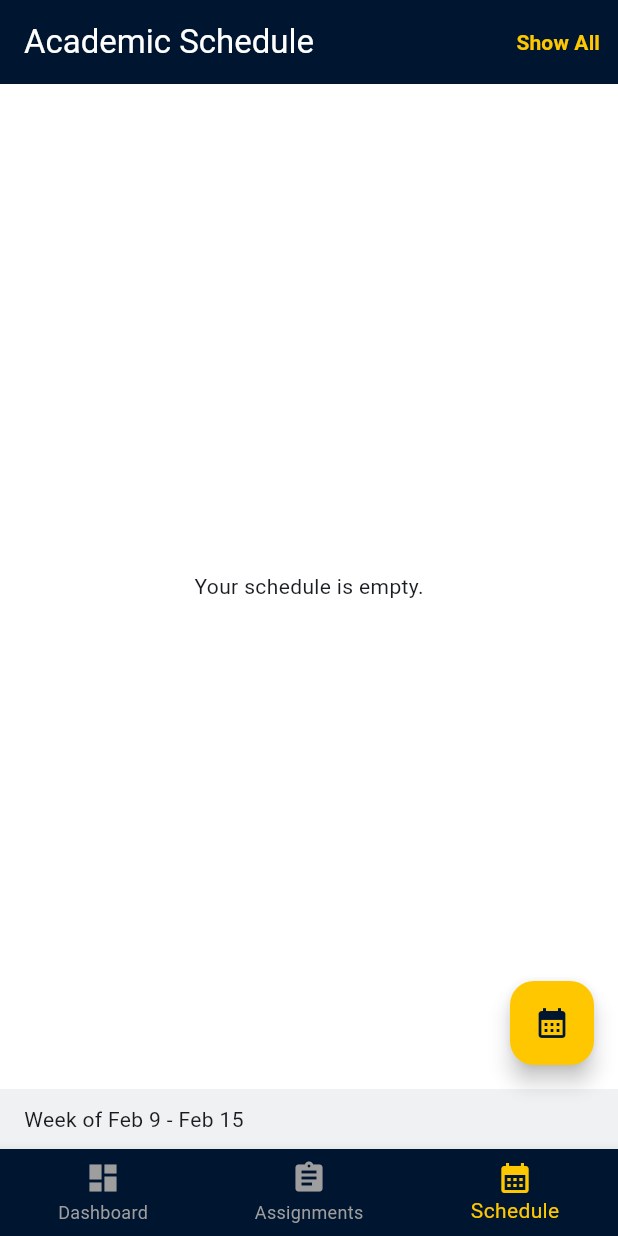
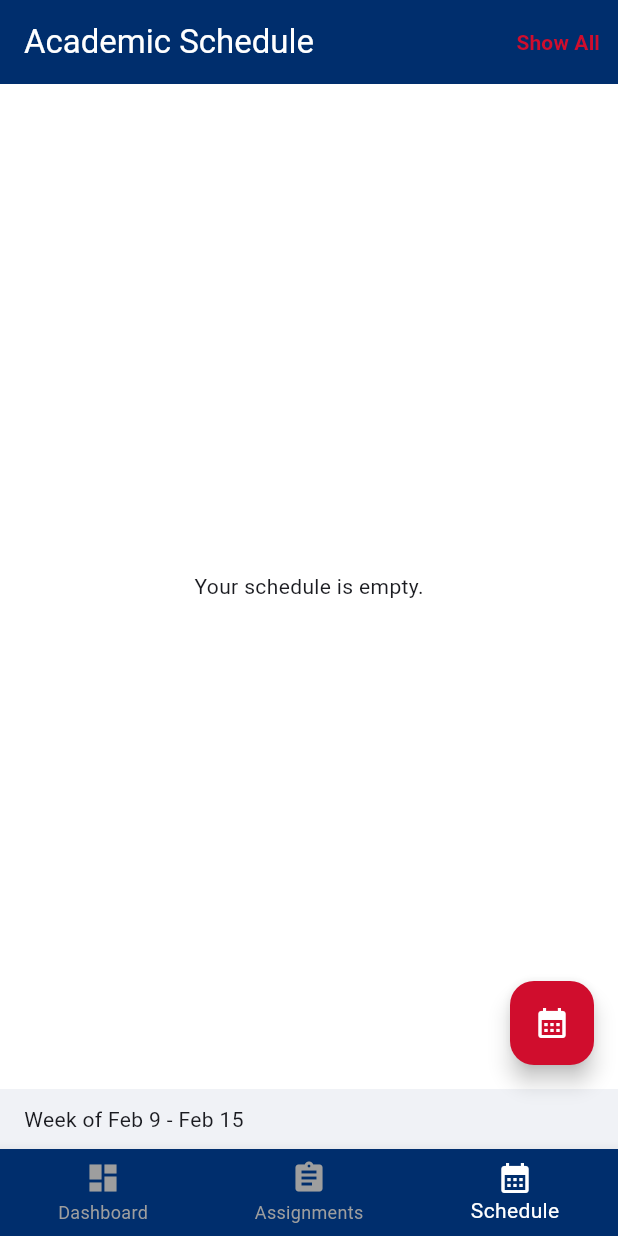
Before and after one commit to MohamDah/alu_student_platform, a Flutter app: the screen it shows after launch, item 3 of the bottom bar chosen, on a phone screen of 412 x 824 dp. Run offline on Flutter 3.47's test engine with Material 3 defaults, Android fonts, the phone set to English and light mode, and no system bars; our stand-ins replace shared_preferences.

Commit message:
fix: update color scheme to use red instead of yellow across multiple screens

```diff
--- a/lib/main.dart
+++ b/lib/main.dart
@@ -25,14 +25,14 @@ class StudentApp extends StatelessWidget {
         colorScheme: ColorScheme.fromSeed(
           seedColor: ALUColors.navyBlue,
           primary: ALUColors.navyBlue,
-          secondary: ALUColors.yellow,
+          secondary: ALUColors.red,
         ),
         appBarTheme: const AppBarTheme(
           backgroundColor: ALUColors.navyBlue,
           foregroundColor: ALUColors.white,
         ),
         floatingActionButtonTheme: const FloatingActionButtonThemeData(
-          backgroundColor: ALUColors.yellow,
+          backgroundColor: ALUColors.red,
           foregroundColor: ALUColors.navyBlue,
         ),
       ),
@@ -132,7 +132,7 @@ class _MainNavigationScreenState extends State<MainNavigationScreen> {
           ),
         ],
         currentIndex: _selectedIndex,
-        selectedItemColor: ALUColors.yellow,
+        selectedItemColor: ALUColors.white,
         unselectedItemColor: Colors.grey,
         onTap: _onItemTapped,
       ),
--- a/lib/screens/assignments_screen.dart
+++ b/lib/screens/assignments_screen.dart
@@ -132,14 +132,14 @@ class _AssignmentsScreenState extends State<AssignmentsScreen>
                   height: 50,
                   width: double.infinity,
                   decoration: BoxDecoration(
-                    color: ALUColors.yellow,
+                    color: ALUColors.red,
                     borderRadius: BorderRadius.circular(12),
                   ),
                   alignment: Alignment.center,
                   child: const Text(
                     "Create Assignment",
                     style: TextStyle(
-                      color: ALUColors.navyBlue,
+                      color: ALUColors.white,
                       fontWeight: FontWeight.bold,
                       fontSize: 16,
                     ),
--- a/lib/screens/schedule_screen.dart
+++ b/lib/screens/schedule_screen.dart
@@ -321,7 +321,7 @@ class _ScheduleScreenState extends State<ScheduleScreen> {
             child: Text(
               _showThisWeek ? 'Show All' : 'This Week',
               style: const TextStyle(
-                color: ALUColors.yellow,
+                color: ALUColors.red,
                 fontWeight: FontWeight.bold,
               ),
             ),
@@ -330,8 +330,8 @@ class _ScheduleScreenState extends State<ScheduleScreen> {
       ),
       floatingActionButton: FloatingActionButton(
         onPressed: () => _showForm(context),
-        backgroundColor: ALUColors.yellow,
-        child: const Icon(Icons.calendar_month, color: ALUColors.navyBlue),
+        backgroundColor: ALUColors.red,
+        child: const Icon(Icons.calendar_month, color: ALUColors.white),
       ),
       body: widget.sessions.isEmpty
           ? const Center(child: Text('Your schedule is empty.'))
--- a/lib/theme/alu_colors.dart
+++ b/lib/theme/alu_colors.dart
@@ -1,8 +1,8 @@
 import 'package:flutter/material.dart';
 
 class ALUColors {
-  static const Color navyBlue = Color(0xFF001530); // Deep Navy for background
-  static const Color yellow = Color(0xFFFFC700);   // ALU Yellow for buttons
+  static const Color navyBlue = Color.fromRGBO(0, 46, 109, 1); // Deep Navy for background
+  static const Color red = Color.fromRGBO(208, 13, 45, 1);   // ALU Yellow for buttons
   static const Color white = Colors.white;
   static const Color grey = Color(0xFFE0E0E0);
   static const Color redRisk = Color(0xFFD32F2F);  // For the "At Risk" warning
--- a/lib/widgets/assignments_list.dart
+++ b/lib/widgets/assignments_list.dart
@@ -170,7 +170,7 @@ class AssignmentListView extends StatelessWidget {
       case 'High':
         return ALUColors.redRisk;
       case 'Medium':
-        return ALUColors.yellow;
+        return ALUColors.red;
       case 'Low':
         return Colors.green;
       default:
@@ -189,7 +189,7 @@ class AssignmentListView extends StatelessWidget {
       child: Text(
         priority,
         style: TextStyle(
-          color: _getPriorityColor(priority) == ALUColors.yellow
+          color: _getPriorityColor(priority) == ALUColors.red
               ? Colors.orange[800]
               : _getPriorityColor(priority),
           fontWeight: FontWeight.bold,
```
